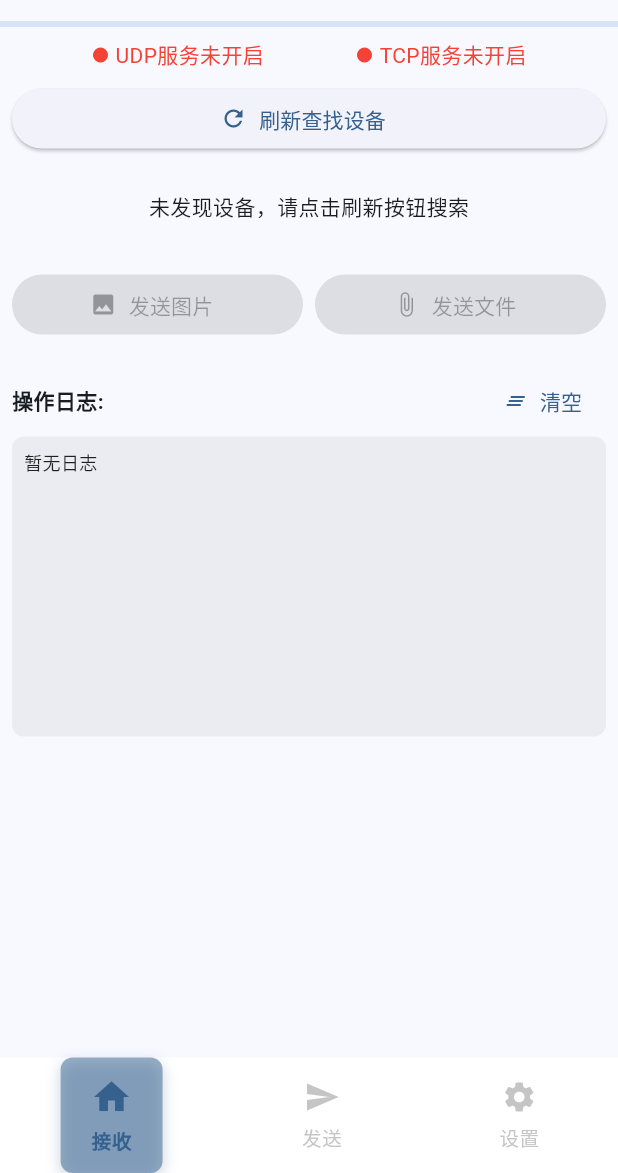
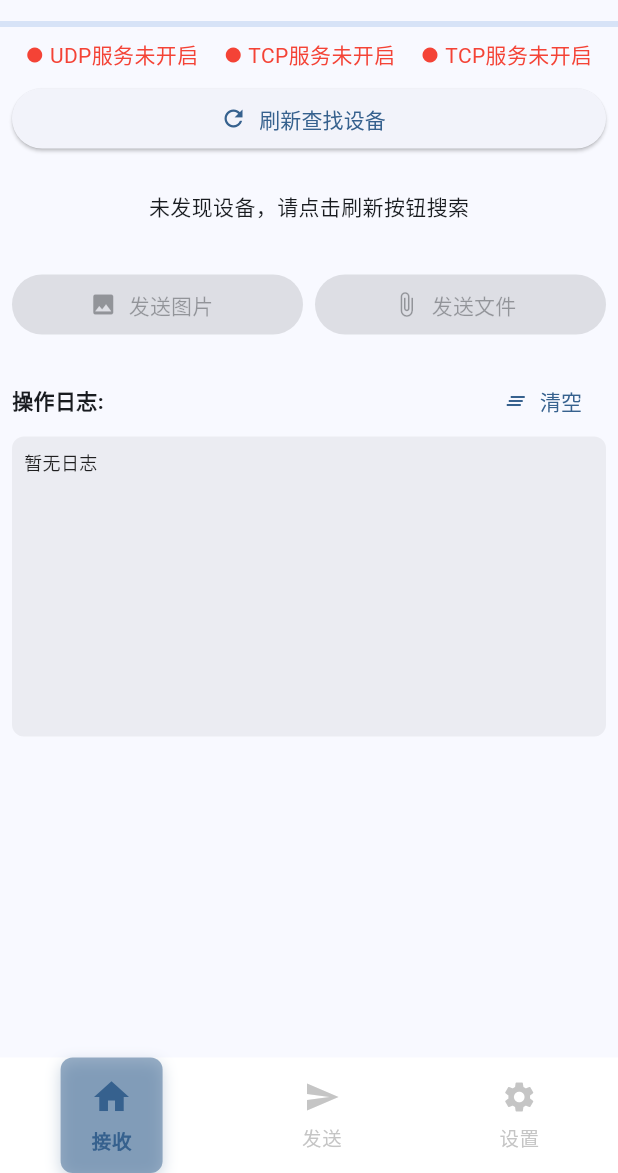
Before and after one commit to zoujinglong666/zouDrop, a Flutter app: the screen it shows after launch, after a tap on "刷新查找设备", after a tap on "清空", on a phone screen of 412 x 824 dp, the part 63-1236 px from its top. Run offline on Flutter 3.47's test engine with Material 3 defaults, Android fonts, the light colour scheme and no system bars; our stand-ins replace connectivity_plus, image_picker, open_file, permission_handler, shared_preferences; missing offline and left inert: app_settings, file_selector.

Commit message:
initgit commit -m "first commit"

```diff
--- /dev/null
+++ b/lib/common/DeviceManager.dart
@@ -0,0 +1,108 @@
+import 'dart:async';
+import 'dart:collection';
+import 'dart:math';
+
+import 'package:flutter/foundation.dart';
+
+class Device {
+  final String ip;
+  String name;
+  bool isOnline;
+
+  Device({required this.ip, required this.name, this.isOnline = true});
+}
+
+class DeviceManager extends ChangeNotifier {
+  static final DeviceManager _instance = DeviceManager._internal();
+
+  factory DeviceManager() => _instance;
+
+  DeviceManager._internal();
+
+  final Map<String, Device> _devices = {};
+  final Map<String, DateTime> _deviceLastSeen = {};
+  // ✅ 当前连接的 IP
+  String _connectedIp = '';
+  String get connectedIp => _connectedIp;
+  /// 获取当前在线设备的列表（不可修改）
+  UnmodifiableListView<Device> get devices =>
+      UnmodifiableListView(_devices.values.where((d) => d.isOnline));
+
+  Timer? _cleanupTimer;
+
+  /// 添加或更新设备
+  void addOrUpdateDevice(String ip, String? name) {
+    final now = DateTime.now();
+    _deviceLastSeen[ip] = now;
+
+    if (_devices.containsKey(ip)) {
+      final device = _devices[ip]!;
+      device.name = name ?? device.name;
+      device.isOnline = true;
+    } else {
+      _devices[ip] = Device(ip: ip, name: name ?? ip);
+    }
+    print(_devices);
+    notifyListeners();
+  }
+
+  // /// 标记长时间未响应的设备为离线
+  // void markOfflineDevices(Duration offlineDuration) {
+  //   final now = DateTime.now();
+  //   final offlineIps = <String>[];
+  //
+  //   for (var ip in _deviceLastSeen.keys) {
+  //     if (now.difference(_deviceLastSeen[ip]!) > offlineDuration) {
+  //       offlineIps.add(ip);
+  //     }
+  //   }
+  //
+  //   bool changed = false;
+  //   for (var ip in offlineIps) {
+  //     if (_devices[ip]?.isOnline == true) {
+  //       _devices[ip]?.isOnline = false;
+  //       changed = true;
+  //     }
+  //   }
+  //   if (changed) notifyListeners();
+  // }
+
+
+  set connectedIp(String ip) {
+    if (_connectedIp != ip) {
+      _connectedIp = ip;
+      notifyListeners(); // 连接变化也通知 UI 刷新
+    }
+  }
+
+  /// 是否为当前连接的设备
+  bool isConnected(String ip) => _connectedIp == ip;
+  /// 删除设备
+  void removeDevice(String ip) {
+    _devices.remove(ip);
+    _deviceLastSeen.remove(ip);
+    notifyListeners();
+  }
+
+  /// 启动定时器，周期检查设备是否离线
+  void startCleanupTimer() {
+    // _cleanupTimer ??= Timer.periodic(const Duration(seconds: 5), (_) {
+    //   markOfflineDevices(const Duration(seconds: 10));
+    // });
+  }
+
+  /// 取消定时器，清理资源
+  void disposeManager() {
+    _cleanupTimer?.cancel();
+    _cleanupTimer = null;
+  }
+
+  /// 获取所有设备列表（包含离线）
+  UnmodifiableListView<Device> get allDevices =>
+      UnmodifiableListView(_devices.values);
+
+  /// 手动获取设备列表（Map 转 List）
+  List<Device> mapToList() {
+    return _devices.entries.map((e) => e.value).toList();
+  }
+}
--- a/lib/pages/tabbar/home.dart
+++ b/lib/pages/tabbar/home.dart
@@ -11,7 +11,9 @@ import 'package:image_picker/image_picker.dart';
 import 'package:open_file/open_file.dart';
 import 'package:permission_handler/permission_handler.dart';
 import 'package:connectivity_plus/connectivity_plus.dart';
+import '../../common/DeviceManager.dart';
 import '../../components/StatusIndicator.dart';
+import 'package:app_settings/app_settings.dart';
 
 class HomePage extends StatefulWidget {
   const HomePage({super.key});
@@ -48,6 +50,9 @@ class _HomePageState extends State<HomePage> with WidgetsBindingObserver {
   @override
   void initState() {
     super.initState();
+    // 启动设备离线检测定时器，每5秒检查一次离线设备
+    DeviceManager().startCleanupTimer();
+    DeviceManager().addListener(_onDevicesChanged);
     _initialize();
     // 监听网络状态变化
     WidgetsBinding.instance.addObserver(this);
@@ -64,13 +69,13 @@ class _HomePageState extends State<HomePage> with WidgetsBindingObserver {
     });
   }
 
-
-
-
-
+  void _onDevicesChanged() {
+    if (!mounted) return;
+    setState(() {});
+  }
 
   Future<void> _initialize() async {
-    await _requestPermissions();
+    await _requestPermissions(context);
     localIps = await _getLocalIPs();
     await _startUdpDiscovery();
     await _startTcpServer();
@@ -178,20 +183,20 @@ class _HomePageState extends State<HomePage> with WidgetsBindingObserver {
 
             final broadcast = InternetAddress(broadcastIP);
             udpSocket?.send(message, broadcast, udpPort);
-
           }
         }
       }
 
       if (sentBroadcasts.isEmpty) {
+        final connectivityResult = await Connectivity().checkConnectivity();
+        _log(connectivityResult.toString());
+
         _log('未找到有效的广播地址');
       }
     } catch (e, stack) {
       _log('发送UDP广播失败: $e\n$stack');
     }
   }
-
-
 
   Future<void> _pickAnyFile() async {
     if (connectedSocket == null) {
@@ -264,14 +269,61 @@ class _HomePageState extends State<HomePage> with WidgetsBindingObserver {
     return '${size.toStringAsFixed(2)} ${units[i]}';
   }
 
-  Future<void> _requestPermissions() async {
+
+
+  Future<void> _requestPermissions(BuildContext context) async {
     try {
-      await [
+      final statuses = await [
         Permission.storage,
         Permission.manageExternalStorage,
         Permission.bluetooth,
-        Permission.location,
+        Permission.location, // WiFi 必需的定位权限
       ].request();
+
+      // ❗ 检查定位权限（WiFi功能需要）
+      if (statuses[Permission.location]?.isGranted != true) {
+        _log('定位权限未开启，WiFi 功能可能无法使用');
+
+        final shouldOpen = await showDialog<bool>(
+          context: context,
+          builder: (_) => AlertDialog(
+            title: const Text('权限提示'),
+            content: const Text('您尚未授予定位权限，部分局域网功能将无法使用。\n是否前往设置开启？'),
+            actions: [
+              TextButton(onPressed: () => Navigator.pop(context, false), child: const Text('取消')),
+              TextButton(onPressed: () => Navigator.pop(context, true), child: const Text('前往设置')),
+            ],
+          ),
+        );
+
+        if (shouldOpen == true) {
+          AppSettings.openAppSettings(type: AppSettingsType.location);
+        }
+
+        return;
+      }
+
+      // ✅ 可选：检查 WiFi 是否连接
+      final connectivityResult = await Connectivity().checkConnectivity();
+      if (connectivityResult != ConnectivityResult.wifi) {
+        _log('当前未连接 WiFi，可能无法使用局域网功能');
+
+        final shouldOpenWifi = await showDialog<bool>(
+          context: context,
+          builder: (_) => AlertDialog(
+            title: const Text('网络提示'),
+            content: const Text('您当前未连接 WiFi，局域网功能可能无法使用。\n是否前往打开 WiFi 设置？'),
+            actions: [
+              TextButton(onPressed: () => Navigator.pop(context, false), child: const Text('取消')),
+              TextButton(onPressed: () => Navigator.pop(context, true), child: const Text('前往设置')),
+            ],
+          ),
+        );
+
+        if (shouldOpenWifi == true) {
+          AppSettings.openAppSettings(type: AppSettingsType.wifi);
+        }
+      }
     } catch (e) {
       _log('请求权限时出错: $e');
     }
@@ -375,6 +427,8 @@ class _HomePageState extends State<HomePage> with WidgetsBindingObserver {
 
             if (ip.isNotEmpty && !discoveredIps.contains(ip)) {
               setState(() => discoveredIps.add(ip));
+
+              DeviceManager().addOrUpdateDevice(ip, null);
               _log('发现新的设备IP：$ip');
             }
           }
@@ -716,6 +770,8 @@ class _HomePageState extends State<HomePage> with WidgetsBindingObserver {
     _scrollController.dispose();
     _connectivitySubscription?.cancel();
     _deviceCleanupTimer?.cancel(); // 新增：取消定时器
+    DeviceManager().removeListener(_onDevicesChanged);
+    DeviceManager().disposeManager();
     super.dispose();
   }
 
@@ -762,6 +818,7 @@ class _HomePageState extends State<HomePage> with WidgetsBindingObserver {
 
   @override
   Widget build(BuildContext context) {
+    final devices = DeviceManager().mapToList();
     return Scaffold(
       appBar: AppBar(
         title: const Text('ZouDrop'),
@@ -790,6 +847,12 @@ class _HomePageState extends State<HomePage> with WidgetsBindingObserver {
               StatusIndicator(
                 isActive: isTcpServerRunning,
                 textBuilder: (isActive) => isActive ? 'TCP服务正常' : 'TCP服务未开启',
+              ),
+              StatusIndicator(
+                isActive: isTcpServerRunning,
+                textBuilder:
+                    (isActive) =>
+                        isActive ? devices.length.toString() : 'TCP服务未开启',
               ),
             ],
           ),
--- a/lib/pages/tabbar/send.dart
+++ b/lib/pages/tabbar/send.dart
@@ -1,4 +1,6 @@
 import 'package:flutter/material.dart';
+
+import '../../common/DeviceManager.dart';
 
 class SendPage extends StatefulWidget {
   const SendPage({super.key});
@@ -54,6 +56,7 @@ class _SendPageState extends State<SendPage> {
               },
             ),
           ),
+          _buildDeviceCard()
         ],
       ),
     );
@@ -86,4 +89,39 @@ class _SendPageState extends State<SendPage> {
     );
   }
 
+  Widget _buildDeviceCard() {
+    return Expanded(
+      child: AnimatedBuilder(
+        animation: DeviceManager(),
+        builder: (context, _) {
+          final devices = DeviceManager().mapToList();
+
+          if (devices.isEmpty) {
+            return const Padding(
+              padding: EdgeInsets.all(16.0),
+              child: Text('暂无设备'),
+            );
+          }
+
+          return ListView.builder(
+            itemCount: devices.length,
+            itemBuilder: (context, index) {
+              final device = devices[index];
+              return ListTile(
+                leading: Icon(device.isOnline ? Icons.devices : Icons.developer_board_off),
+                title: Text(device.name),
+                subtitle: Text(device.ip),
+                trailing: device.isOnline
+                    ? const Text('在线', style: TextStyle(color: Colors.green))
+                    : const Text('离线', style: TextStyle(color: Colors.red)),
+              );
+            },
+          );
+        },
+      ),
+    );
+  }
+
+
+
 }
--- a/pubspec.yaml
+++ b/pubspec.yaml
@@ -40,6 +40,7 @@ dependencies:
   flutter_foreground_task: ^9.1.0
   connectivity_plus: ^5.0.2
   image_gallery_saver_plus: ^4.0.1
+  app_settings: ^6.1.1
 
 
 
```
Also changed, not shown: pubspec.lock.
